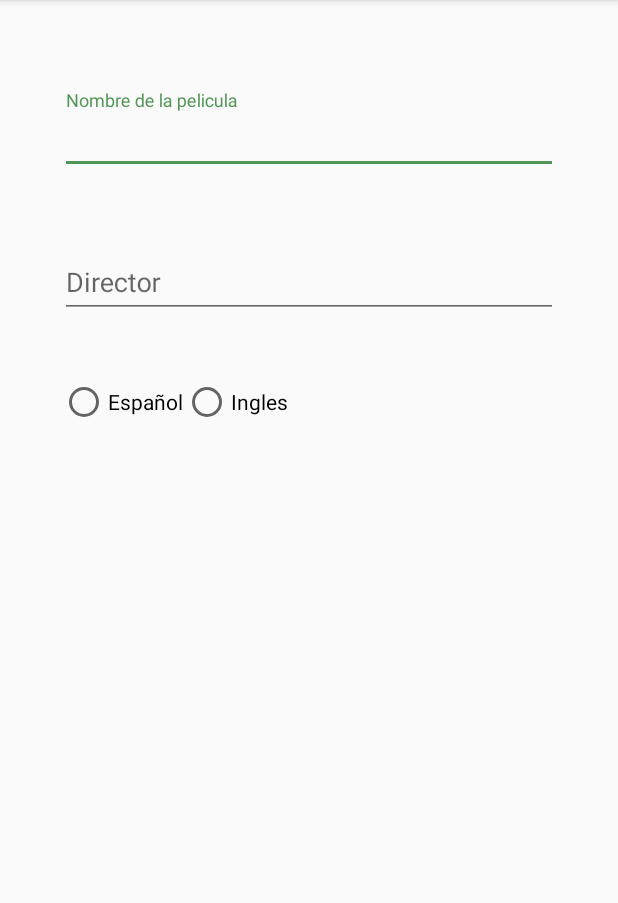
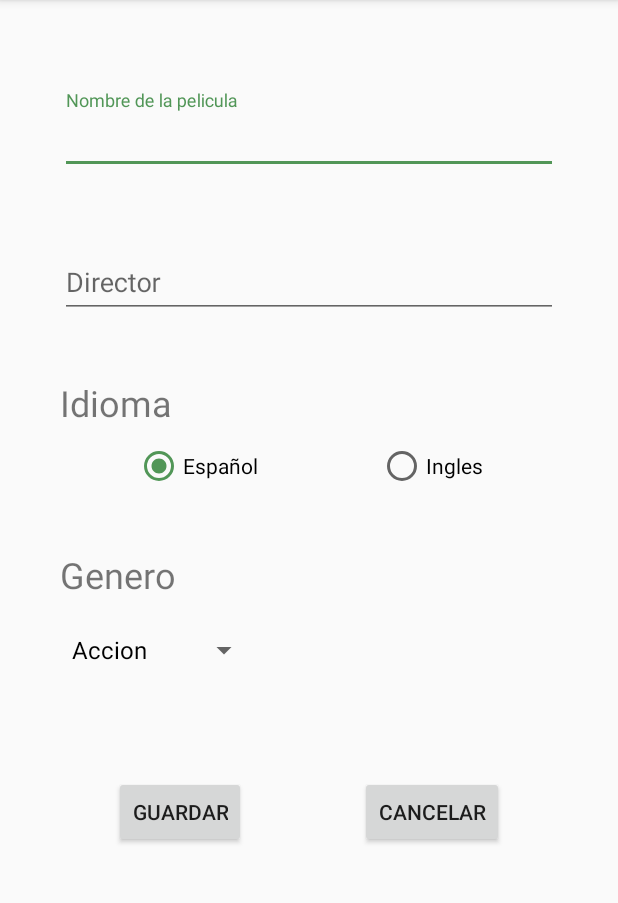
Before and after one commit to gago852/AppPelicula, an Android app: the screen it shows after launch (MainActivity), on a phone screen of 412 x 824 dp, the part 84-987 px from its top. Run offline under Robolectric (Android 15) with nearby library versions, the phone set to English and light mode, and no system bars.

```diff
--- a/app/src/main/java/com/gago/apppelicula/MainActivity.java
+++ b/app/src/main/java/com/gago/apppelicula/MainActivity.java
@@ -8,12 +8,20 @@ import com.google.android.material.snackbar.Snackbar;
 import androidx.appcompat.app.AppCompatActivity;
 import androidx.appcompat.widget.Toolbar;
 
+import android.util.Log;
 import android.view.View;
 import android.view.Menu;
 import android.view.MenuItem;
+import android.widget.AdapterView;
+import android.widget.ArrayAdapter;
+import android.widget.AutoCompleteTextView;
+import android.widget.Spinner;
 import android.widget.Toast;
 
 public class MainActivity extends AppCompatActivity {
+
+    Spinner spinnerGeneros;
+
 
     @Override
     protected void onCreate(Bundle savedInstanceState) {
@@ -21,6 +29,23 @@ public class MainActivity extends AppCompatActivity {
         setContentView(R.layout.activity_main);
         Toolbar toolbar = findViewById(R.id.toolbar);
         setSupportActionBar(toolbar);
+
+        spinnerGeneros = findViewById(R.id.idSpinnerGeneros);
+
+        ArrayAdapter<CharSequence> adapter = ArrayAdapter.createFromResource(this
+                , R.array.spinner_generos, R.layout.support_simple_spinner_dropdown_item);
+        spinnerGeneros.setAdapter(adapter);
+        spinnerGeneros.setOnItemSelectedListener(new AdapterView.OnItemSelectedListener() {
+            @Override
+            public void onItemSelected(AdapterView<?> parent, View view, int position, long id) {
+                Toast.makeText(getApplicationContext(), parent.getItemAtPosition(position).toString(), Toast.LENGTH_LONG).show();
+            }
+
+            @Override
+            public void onNothingSelected(AdapterView<?> parent) {
+
+            }
+        });
 
 
     }
@@ -39,12 +64,12 @@ public class MainActivity extends AppCompatActivity {
         // as you specify a parent activity in AndroidManifest.xml.
         int id = item.getItemId();
 
-        switch (id){
+        switch (id) {
             case R.id.action_mayuscula:
-                Toast.makeText(getApplicationContext(),"mayuscula",Toast.LENGTH_LONG).show();
+                Toast.makeText(getApplicationContext(), "mayuscula", Toast.LENGTH_LONG).show();
                 break;
             case R.id.action_listado:
-                Toast.makeText(getApplicationContext(),"listado",Toast.LENGTH_LONG).show();
+                Toast.makeText(getApplicationContext(), "listado", Toast.LENGTH_LONG).show();
                 break;
         }
 
--- a/app/src/main/res/layout/activity_listado.xml
+++ b/app/src/main/res/layout/activity_listado.xml
@@ -8,6 +8,7 @@
     tools:context=".ListadoActivity">
 
     <androidx.recyclerview.widget.RecyclerView
+        android:id="@+id/idRcPeliculas"
         android:layout_width="match_parent"
         android:layout_height="match_parent" />
 </LinearLayout>
--- a/app/src/main/res/layout/content_main.xml
+++ b/app/src/main/res/layout/content_main.xml
@@ -18,10 +18,11 @@
         app:layout_constraintTop_toTopOf="parent">
 
         <com.google.android.material.textfield.TextInputEditText
-            android:id="@+id/edNombrePelicula"
+            android:id="@+id/idEdNombrePelicula"
             android:layout_width="match_parent"
             android:layout_height="wrap_content"
-            android:hint="@string/nombre_pelicula" />
+            android:hint="@string/nombre_pelicula"
+            android:inputType="text" />
     </com.google.android.material.textfield.TextInputLayout>
 
     <com.google.android.material.textfield.TextInputLayout
@@ -34,33 +35,91 @@
         app:layout_constraintTop_toBottomOf="@+id/textInputLayout">
 
         <com.google.android.material.textfield.TextInputEditText
-            android:id="@+id/esDirector"
+            android:id="@+id/idEdDirector"
             android:layout_width="match_parent"
             android:layout_height="wrap_content"
-            android:hint="@string/director" />
+            android:hint="@string/director"
+            android:inputType="text" />
     </com.google.android.material.textfield.TextInputLayout>
 
+    <TextView
+        android:id="@+id/textView2"
+        android:layout_width="wrap_content"
+        android:layout_height="wrap_content"
+        android:layout_marginTop="40dp"
+        android:text="@string/idioma"
+        android:textSize="24sp"
+        app:layout_constraintStart_toStartOf="@+id/textInputLayout2"
+        app:layout_constraintTop_toBottomOf="@+id/textInputLayout2" />
+
     <RadioGroup
+        android:id="@+id/radioGroup"
         android:layout_width="0dp"
         android:layout_height="wrap_content"
-        android:layout_marginTop="40dp"
+        android:layout_marginTop="10dp"
+        android:checkedButton="@id/idRbEspanol"
+        android:gravity="center_horizontal"
         android:orientation="horizontal"
         app:layout_constraintEnd_toEndOf="@+id/textInputLayout2"
+        app:layout_constraintHorizontal_bias="0.0"
         app:layout_constraintStart_toStartOf="@+id/textInputLayout2"
-        app:layout_constraintTop_toBottomOf="@+id/textInputLayout2">
+        app:layout_constraintTop_toBottomOf="@+id/textView2">
 
         <RadioButton
-            android:id="@+id/radioButton"
+            android:id="@+id/idRbEspanol"
             android:layout_width="wrap_content"
             android:layout_height="wrap_content"
+            android:layout_marginEnd="80dp"
             android:text="@string/espanol" />
 
         <RadioButton
-            android:id="@+id/radioButton2"
+            android:id="@+id/idRbIngles"
             android:layout_width="wrap_content"
             android:layout_height="wrap_content"
             android:text="@string/ingles" />
     </RadioGroup>
 
+    <TextView
+        android:id="@+id/textView3"
+        android:layout_width="wrap_content"
+        android:layout_height="wrap_content"
+        android:layout_marginTop="40dp"
+        android:text="@string/genero"
+        android:textSize="24sp"
+        app:layout_constraintStart_toStartOf="@+id/radioGroup"
+        app:layout_constraintTop_toBottomOf="@+id/radioGroup" />
+
+    <Spinner
+        android:id="@+id/idSpinnerGeneros"
+        android:layout_width="wrap_content"
+        android:layout_height="wrap_content"
+        android:layout_marginTop="10dp"
+        android:layout_marginEnd="8dp"
+        app:layout_constraintEnd_toEndOf="@+id/radioGroup"
+        app:layout_constraintHorizontal_bias="0.0"
+        app:layout_constraintStart_toStartOf="@+id/radioGroup"
+        app:layout_constraintTop_toBottomOf="@+id/textView3" />
+
+    <Button
+        android:id="@+id/idBtGuardar"
+        android:layout_width="wrap_content"
+        android:layout_height="wrap_content"
+        android:layout_marginTop="60dp"
+        android:text="@string/guardar"
+        app:layout_constraintEnd_toStartOf="@+id/idBtCancelar"
+        app:layout_constraintHorizontal_bias="0.5"
+        app:layout_constraintStart_toStartOf="parent"
+        app:layout_constraintTop_toBottomOf="@+id/idSpinnerGeneros" />
+
+    <Button
+        android:id="@+id/idBtCancelar"
+        android:layout_width="wrap_content"
+        android:layout_height="wrap_content"
+        android:text="@string/Cancelar"
+        app:layout_constraintBaseline_toBaselineOf="@+id/idBtGuardar"
+        app:layout_constraintEnd_toEndOf="parent"
+        app:layout_constraintHorizontal_bias="0.5"
+        app:layout_constraintStart_toEndOf="@+id/idBtGuardar" />
+
 
 </androidx.constraintlayout.widget.ConstraintLayout>
--- /dev/null
+++ b/app/src/main/res/values/opciones_spinner.xml
@@ -0,0 +1,9 @@
+<?xml version="1.0" encoding="utf-8"?>
+<resources>
+    <string-array name="spinner_generos">
+        <item>Accion</item>
+        <item>Suspenso</item>
+        <item>Drama</item>
+        <item>Comedia</item>
+    </string-array>
+</resources>
--- a/app/src/main/res/values/strings.xml
+++ b/app/src/main/res/values/strings.xml
@@ -14,10 +14,6 @@
     <string name="espanol">Español</string>
     <string name="ingles">Ingles</string>
     <string name="genero">Genero</string>
-    <string name="genero_accion">Accion</string>
-    <string name="genero_suspenso">Suspenso</string>
-    <string name="genero_drama">Drama</string>
-    <string name="genero_comedia">Comedia</string>
     <string name="guardar">Guardar</string>
     <string name="Cancelar">Cancelar</string>
 </resources>
```
